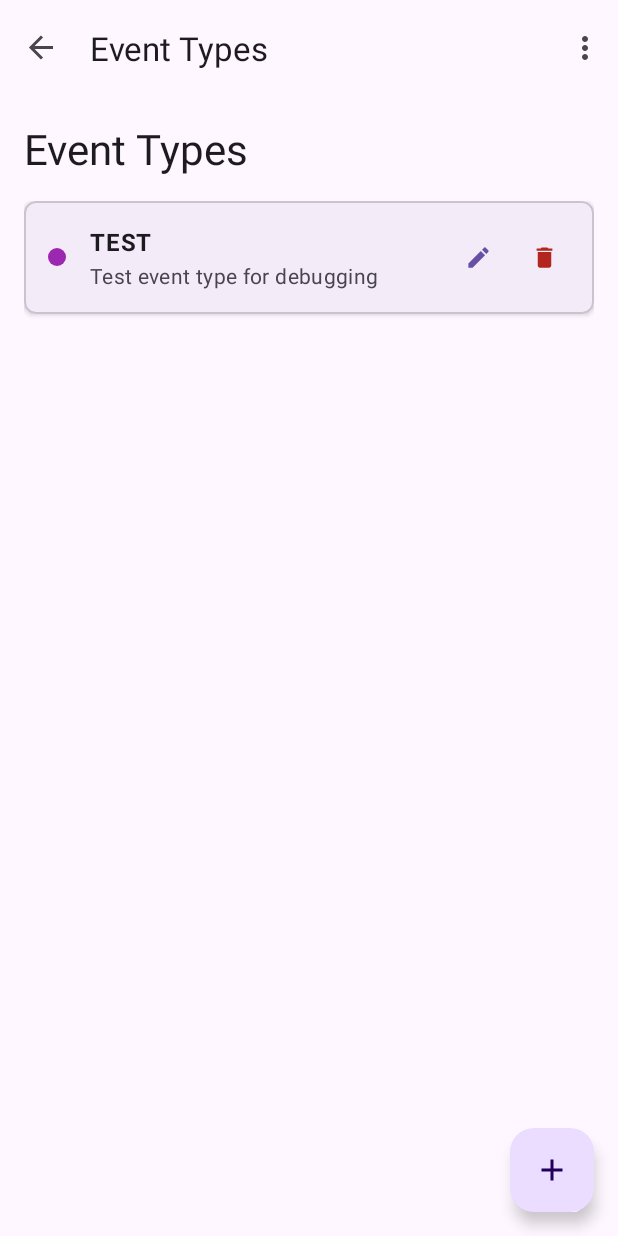
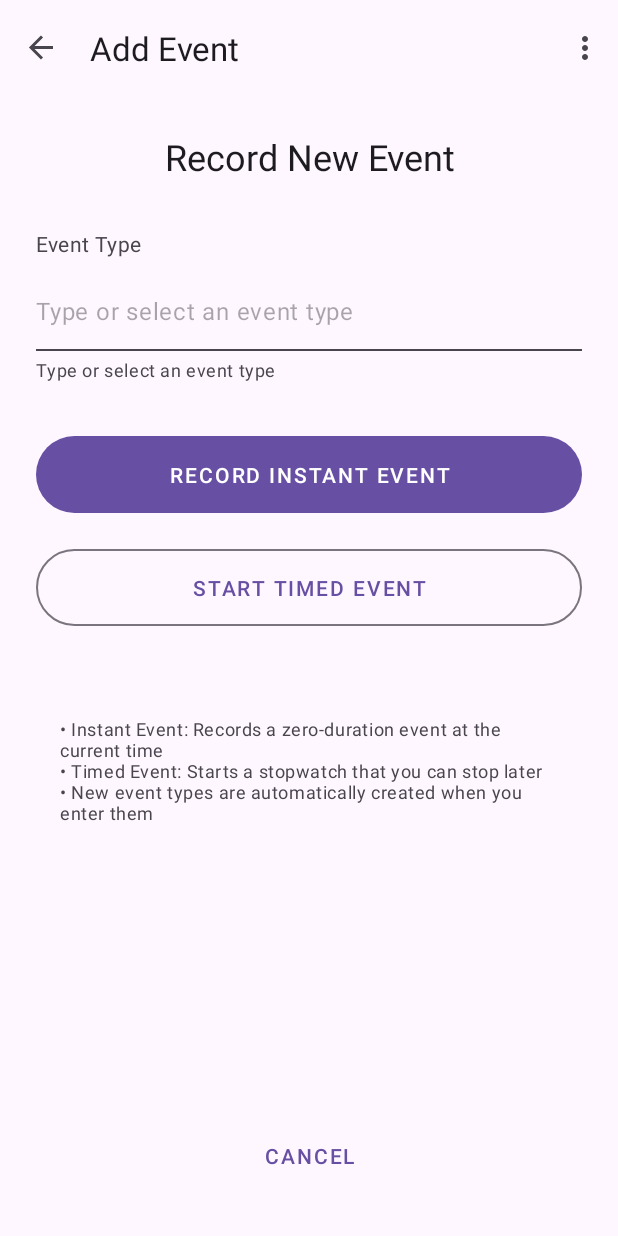
Before and after one commit to tjcelaya/scribcal-android, an Android app: the screen it shows after launch (MainActivity), after a tap on "Add Event Type", on a phone screen of 412 x 824 dp. Run offline under Robolectric (Android 15) with nearby library versions, the phone set to English and light mode, and no system bars; our stand-ins replace Room's generated code, navigation-ui; libraries missing offline, so code that uses them is left out: com.google.api.client, com.google.api.services.

Commit message:
event creation with freeform name field plus dropdown

```diff
--- a/app/src/main/java/com/tjcelaya/scribcal/data/EventRepository.kt
+++ b/app/src/main/java/com/tjcelaya/scribcal/data/EventRepository.kt
@@ -242,7 +242,7 @@ class EventRepository(
         // For now, do nothing
     }
 
-    private suspend fun syncEventToCalendar(eventId: Long, calendarRepository: CalendarRepository) = withContext(Dispatchers.IO) {
+    suspend fun syncEventToCalendar(eventId: Long, calendarRepository: CalendarRepository) = withContext(Dispatchers.IO) {
         try {
             val event = eventDao.getEventById(eventId)
             val eventType = event?.let { eventTypeDao.getEventTypeById(it.eventTypeId) }
--- /dev/null
+++ b/app/src/main/java/com/tjcelaya/scribcal/ui/events/AddEventFragment.kt
@@ -0,0 +1,169 @@
+package com.tjcelaya.scribcal.ui.events
+
+import android.os.Bundle
+import android.text.Editable
+import android.text.TextWatcher
+import android.view.LayoutInflater
+import android.view.View
+import android.view.ViewGroup
+import android.widget.ArrayAdapter
+import android.widget.AutoCompleteTextView
+import android.widget.Toast
+import androidx.fragment.app.Fragment
+import androidx.lifecycle.ViewModelProvider
+import androidx.lifecycle.lifecycleScope
+import androidx.navigation.fragment.findNavController
+import com.tjcelaya.scribcal.R
+import com.tjcelaya.scribcal.ScribCalApplication
+import com.tjcelaya.scribcal.data.database.EventType
+import com.tjcelaya.scribcal.databinding.FragmentAddEventBinding
+import kotlinx.coroutines.launch
+
+class AddEventFragment : Fragment() {
+
+    private var _binding: FragmentAddEventBinding? = null
+    private val binding get() = _binding!!
+
+    private lateinit var viewModel: AddEventViewModel
+    private lateinit var autocompleteAdapter: EventTypeAutocompleteAdapter
+    private var eventTypes: List<EventType> = emptyList()
+
+    override fun onCreateView(
+        inflater: LayoutInflater,
+        container: ViewGroup?,
+        savedInstanceState: Bundle?
+    ): View {
+        _binding = FragmentAddEventBinding.inflate(inflater, container, false)
+        return binding.root
+    }
+
+    override fun onViewCreated(view: View, savedInstanceState: Bundle?) {
+        super.onViewCreated(view, savedInstanceState)
+
+        setupViewModel()
+        setupAutoCompleteTextView()
+        setupClickListeners()
+        observeViewModel()
+    }
+
+    private fun setupViewModel() {
+        val app = requireActivity().application as ScribCalApplication
+        val eventRepository = app.eventRepository
+        val calendarRepository = app.calendarRepository
+
+        val factory = AddEventViewModelFactory(eventRepository, calendarRepository)
+        viewModel = ViewModelProvider(this, factory)[AddEventViewModel::class.java]
+    }
+
+    private fun setupAutoCompleteTextView() {
+        // Initialize custom adapter with colored dots
+        autocompleteAdapter = EventTypeAutocompleteAdapter(
+            requireContext(),
+            emptyList()
+        )
+
+        binding.eventTypeAutoComplete.setAdapter(autocompleteAdapter)
+        binding.eventTypeAutoComplete.threshold = 0 // Show all suggestions immediately
+
+        // Show dropdown when user taps the field
+        binding.eventTypeAutoComplete.setOnFocusChangeListener { _, hasFocus ->
+            if (hasFocus) {
+                binding.eventTypeAutoComplete.showDropDown()
+            }
+        }
+
+        // Also show dropdown when user taps the field
+        binding.eventTypeAutoComplete.setOnClickListener {
+            binding.eventTypeAutoComplete.showDropDown()
+        }
+
+        // Handle selection from dropdown
+        binding.eventTypeAutoComplete.setOnItemClickListener { _, _, position, _ ->
+            val selectedEventType = autocompleteAdapter.getItem(position)
+            binding.eventTypeAutoComplete.setText(selectedEventType.name)
+        }
+    }
+
+    private fun setupClickListeners() {
+        binding.recordInstantEventButton.setOnClickListener {
+            recordEvent(isInstant = true)
+        }
+
+        binding.startTimedEventButton.setOnClickListener {
+            recordEvent(isInstant = false)
+        }
+
+        binding.cancelButton.setOnClickListener {
+            findNavController().navigateUp()
+        }
+    }
+
+    private fun observeViewModel() {
+        // Observe available event types for autocomplete
+        viewModel.eventTypes.observe(viewLifecycleOwner) { types ->
+            eventTypes = types
+            autocompleteAdapter.updateEventTypes(types)
+        }
+
+        // Observe messages
+        viewModel.message.observe(viewLifecycleOwner) { message ->
+            if (message != null) {
+                Toast.makeText(requireContext(), message, Toast.LENGTH_LONG).show()
+                viewModel.clearMessage()
+            }
+        }
+
+        // Observe navigation events
+        viewModel.navigateBack.observe(viewLifecycleOwner) { shouldNavigate ->
+            if (shouldNavigate) {
+                findNavController().navigateUp()
+                viewModel.onNavigatedBack()
+            }
+        }
+    }
+
+
+    private fun recordEvent(isInstant: Boolean) {
+        val eventTypeName = binding.eventTypeAutoComplete.text.toString().trim()
+
+        if (eventTypeName.isEmpty()) {
+            Toast.makeText(requireContext(), "Please enter an event type", Toast.LENGTH_SHORT).show()
+            return
+        }
+
+        // Show loading state
+        setLoadingState(true)
+
+        lifecycleScope.launch {
+            try {
+                if (isInstant) {
+                    viewModel.recordInstantEvent(eventTypeName)
+                } else {
+                    viewModel.startTimedEvent(eventTypeName)
+                }
+            } catch (e: Exception) {
+                Toast.makeText(requireContext(), "Error: ${e.message}", Toast.LENGTH_LONG).show()
+                setLoadingState(false)
+            }
+        }
+    }
+
+    private fun setLoadingState(loading: Boolean) {
+        binding.recordInstantEventButton.isEnabled = !loading
+        binding.startTimedEventButton.isEnabled = !loading
+        binding.eventTypeAutoComplete.isEnabled = !loading
+
+        if (loading) {
+            binding.recordInstantEventButton.text = "Recording..."
+            binding.startTimedEventButton.text = "Starting..."
+        } else {
+            binding.recordInstantEventButton.text = "Record Instant Event"
+            binding.startTimedEventButton.text = "Start Timed Event"
+        }
+    }
+
+    override fun onDestroyView() {
+        super.onDestroyView()
+        _binding = null
+    }
+}
--- /dev/null
+++ b/app/src/main/java/com/tjcelaya/scribcal/ui/events/AddEventViewModel.kt
@@ -0,0 +1,114 @@
+package com.tjcelaya.scribcal.ui.events
+
+import android.util.Log
+import androidx.lifecycle.LiveData
+import androidx.lifecycle.MutableLiveData
+import androidx.lifecycle.ViewModel
+import androidx.lifecycle.ViewModelProvider
+import androidx.lifecycle.asLiveData
+import androidx.lifecycle.viewModelScope
+import com.tjcelaya.scribcal.data.CalendarRepository
+import com.tjcelaya.scribcal.data.EventRepository
+import com.tjcelaya.scribcal.data.database.EventType
+import kotlinx.coroutines.launch
+
+class AddEventViewModel(
+    private val eventRepository: EventRepository,
+    private val calendarRepository: CalendarRepository
+) : ViewModel() {
+
+    // LiveData for event types (for autocomplete)
+    val eventTypes: LiveData<List<EventType>> = eventRepository.getAllEventTypes()
+
+    // UI state
+    private val _message = MutableLiveData<String?>()
+    val message: LiveData<String?> = _message
+
+    private val _navigateBack = MutableLiveData<Boolean>()
+    val navigateBack: LiveData<Boolean> = _navigateBack
+
+    fun recordInstantEvent(eventTypeName: String) {
+        viewModelScope.launch {
+            try {
+                val eventTypeId = getOrCreateEventType(eventTypeName)
+                val eventId = eventRepository.createInstantEvent(eventTypeId)
+
+                // Sync to calendar if available
+                try {
+                    if (calendarRepository.isCalendarSetupComplete()) {
+                        eventRepository.syncEventToCalendar(eventId, calendarRepository)
+                    }
+                } catch (e: Exception) {
+                    Log.w("AddEventViewModel", "Failed to sync instant event to calendar", e)
+                    // Don't fail the whole operation if calendar sync fails
+                }
+
+                _message.value = "Instant event recorded successfully"
+                _navigateBack.value = true
+            } catch (e: Exception) {
+                Log.e("AddEventViewModel", "Error recording instant event", e)
+                _message.value = "Error recording event: ${e.message}"
+            }
+        }
+    }
+
+    fun startTimedEvent(eventTypeName: String) {
+        viewModelScope.launch {
+            try {
+                val eventTypeId = getOrCreateEventType(eventTypeName)
+
+                // Check if there's already an ongoing event of this type
+                val existingOngoing = eventRepository.getOngoingEventCountForType(eventTypeId)
+                if (existingOngoing > 0) {
+                    _message.value = "There's already an ongoing event of this type. Please stop it first."
+                    return@launch
+                }
+
+                eventRepository.startTimedEvent(eventTypeId)
+                _message.value = "Timed event started successfully"
+                _navigateBack.value = true
+            } catch (e: Exception) {
+                Log.e("AddEventViewModel", "Error starting timed event", e)
+                _message.value = "Error starting event: ${e.message}"
+            }
+        }
+    }
+
+    private suspend fun getOrCreateEventType(eventTypeName: String): Long {
+        // First, check if an event type with this name already exists
+        val existingEventType = eventTypes.value?.find {
+            it.name.equals(eventTypeName, ignoreCase = true)
+        }
+
+        return if (existingEventType != null) {
+            Log.d("AddEventViewModel", "Using existing event type: ${existingEventType.name}")
+            existingEventType.id
+        } else {
+            // Create a new event type
+            Log.d("AddEventViewModel", "Creating new event type: $eventTypeName")
+            val newEventType = EventType(name = eventTypeName)
+            eventRepository.insertEventType(newEventType)
+        }
+    }
+
+    fun clearMessage() {
+        _message.value = null
+    }
+
+    fun onNavigatedBack() {
+        _navigateBack.value = false
+    }
+}
+
+class AddEventViewModelFactory(
+    private val eventRepository: EventRepository,
+    private val calendarRepository: CalendarRepository
+) : ViewModelProvider.Factory {
+    override fun <T : ViewModel> create(modelClass: Class<T>): T {
+        if (modelClass.isAssignableFrom(AddEventViewModel::class.java)) {
+            @Suppress("UNCHECKED_CAST")
+            return AddEventViewModel(eventRepository, calendarRepository) as T
+        }
+        throw IllegalArgumentException("Unknown ViewModel class")
+    }
+}
--- /dev/null
+++ b/app/src/main/java/com/tjcelaya/scribcal/ui/events/EventTypeAutocompleteAdapter.kt
@@ -0,0 +1,84 @@
+package com.tjcelaya.scribcal.ui.events
+
+import android.content.Context
+import android.view.LayoutInflater
+import android.view.View
+import android.view.ViewGroup
+import android.widget.BaseAdapter
+import android.widget.Filter
+import android.widget.Filterable
+import android.widget.TextView
+import androidx.core.content.ContextCompat
+import com.tjcelaya.scribcal.R
+import com.tjcelaya.scribcal.data.database.EventType
+
+class EventTypeAutocompleteAdapter(
+    private val context: Context,
+    private var eventTypes: List<EventType> = emptyList()
+) : BaseAdapter(), Filterable {
+
+    private var filteredEventTypes: List<EventType> = emptyList()
+    private val inflater: LayoutInflater = LayoutInflater.from(context)
+
+    fun updateEventTypes(newEventTypes: List<EventType>) {
+        eventTypes = newEventTypes
+        filteredEventTypes = newEventTypes
+        notifyDataSetChanged()
+    }
+
+    override fun getCount(): Int = filteredEventTypes.size
+
+    override fun getItem(position: Int): EventType = filteredEventTypes[position]
+
+    override fun getItemId(position: Int): Long = filteredEventTypes[position].id
+
+    override fun getView(position: Int, convertView: View?, parent: ViewGroup?): View {
+        val view = convertView ?: inflater.inflate(R.layout.item_event_type_autocomplete, parent, false)
+
+        val eventType = filteredEventTypes[position]
+
+        val colorIndicator = view.findViewById<View>(R.id.colorIndicator)
+        val eventTypeName = view.findViewById<TextView>(R.id.eventTypeName)
+
+        eventTypeName.text = eventType.name
+
+        // Set color indicator
+        if (eventType.color != null) {
+            colorIndicator.background.setTint(eventType.color)
+        } else {
+            val defaultColor = ContextCompat.getColor(context, R.color.purple_500)
+            colorIndicator.background.setTint(defaultColor)
+        }
+
+        return view
+    }
+
+    override fun getFilter(): Filter {
+        return object : Filter() {
+            override fun performFiltering(constraint: CharSequence?): FilterResults {
+                val filterResults = FilterResults()
+
+                if (constraint.isNullOrEmpty()) {
+                    filteredEventTypes = eventTypes
+                } else {
+                    val query = constraint.toString().lowercase().trim()
+                    filteredEventTypes = eventTypes.filter { eventType ->
+                        eventType.name.lowercase().contains(query)
+                    }
+                }
+
+                filterResults.values = filteredEventTypes
+                filterResults.count = filteredEventTypes.size
+                return filterResults
+            }
+
+            @Suppress("UNCHECKED_CAST")
+            override fun publishResults(constraint: CharSequence?, results: FilterResults?) {
+                if (results?.values != null) {
+                    filteredEventTypes = results.values as List<EventType>
+                    notifyDataSetChanged()
+                }
+            }
+        }
+    }
+}
--- a/app/src/main/java/com/tjcelaya/scribcal/ui/tracking/TrackingFragment.kt
+++ b/app/src/main/java/com/tjcelaya/scribcal/ui/tracking/TrackingFragment.kt
@@ -120,7 +120,7 @@ class TrackingFragment : Fragment() {
 
     private fun setupClickListeners() {
         binding.fab.setOnClickListener {
-            findNavController().navigate(R.id.eventsFragment)
+            findNavController().navigate(R.id.addEventFragment)
         }
 
         binding.manageEventTypesButton.setOnClickListener {
--- /dev/null
+++ b/app/src/main/res/drawable/text_input_underline.xml
@@ -0,0 +1,17 @@
+<?xml version="1.0" encoding="utf-8"?>
+<layer-list xmlns:android="http://schemas.android.com/apk/res/android">
+    <!-- Transparent background -->
+    <item>
+        <shape android:shape="rectangle">
+            <solid android:color="@android:color/transparent" />
+        </shape>
+    </item>
+
+    <!-- Bottom line -->
+    <item android:gravity="bottom">
+        <shape android:shape="rectangle">
+            <size android:height="1dp" />
+            <solid android:color="?attr/colorOnSurfaceVariant" />
+        </shape>
+    </item>
+</layer-list>
--- /dev/null
+++ b/app/src/main/res/drawable/text_input_underline_focused.xml
@@ -0,0 +1,17 @@
+<?xml version="1.0" encoding="utf-8"?>
+<layer-list xmlns:android="http://schemas.android.com/apk/res/android">
+    <!-- Transparent background -->
+    <item>
+        <shape android:shape="rectangle">
+            <solid android:color="@android:color/transparent" />
+        </shape>
+    </item>
+
+    <!-- Bottom line (thicker when focused) -->
+    <item android:gravity="bottom">
+        <shape android:shape="rectangle">
+            <size android:height="2dp" />
+            <solid android:color="?attr/colorPrimary" />
+        </shape>
+    </item>
+</layer-list>
--- /dev/null
+++ b/app/src/main/res/drawable/text_input_underline_selector.xml
@@ -0,0 +1,5 @@
+<?xml version="1.0" encoding="utf-8"?>
+<selector xmlns:android="http://schemas.android.com/apk/res/android">
+    <item android:state_focused="true" android:drawable="@drawable/text_input_underline_focused" />
+    <item android:drawable="@drawable/text_input_underline" />
+</selector>
--- /dev/null
+++ b/app/src/main/res/layout/fragment_add_event.xml
@@ -0,0 +1,112 @@
+<?xml version="1.0" encoding="utf-8"?>
+<LinearLayout xmlns:android="http://schemas.android.com/apk/res/android"
+    xmlns:app="http://schemas.android.com/apk/res-auto"
+    android:layout_width="match_parent"
+    android:layout_height="match_parent"
+    android:orientation="vertical"
+    android:padding="24dp">
+
+    <!-- Header -->
+    <TextView
+        android:layout_width="match_parent"
+        android:layout_height="wrap_content"
+        android:layout_marginBottom="32dp"
+        android:text="Record New Event"
+        android:textAppearance="?attr/textAppearanceHeadline5"
+        android:textAlignment="center" />
+
+    <!-- Event Type Input -->
+    <LinearLayout
+        android:layout_width="match_parent"
+        android:layout_height="wrap_content"
+        android:layout_marginBottom="32dp"
+        android:orientation="vertical">
+
+        <TextView
+            android:layout_width="match_parent"
+            android:layout_height="wrap_content"
+            android:text="Event Type"
+            android:textAppearance="?attr/textAppearanceBodyMedium"
+            android:textColor="?attr/colorOnSurfaceVariant"
+            android:layout_marginBottom="8dp" />
+
+        <AutoCompleteTextView
+            android:id="@+id/eventTypeAutoComplete"
+            android:layout_width="match_parent"
+            android:layout_height="wrap_content"
+            android:inputType="text"
+            android:completionThreshold="1"
+            android:hint="Type or select an event type"
+            android:background="@drawable/text_input_underline_selector"
+            android:paddingTop="16dp"
+            android:paddingBottom="16dp"
+            android:paddingStart="0dp"
+            android:paddingEnd="0dp"
+            android:textAppearance="?attr/textAppearanceBodyLarge" />
+
+        <TextView
+            android:layout_width="match_parent"
+            android:layout_height="wrap_content"
+            android:text="Type or select an event type"
+            android:textAppearance="?attr/textAppearanceCaption"
+            android:textColor="?attr/colorOnSurfaceVariant"
+            android:layout_marginTop="4dp" />
+
+    </LinearLayout>
+
+    <!-- Action Buttons -->
+    <LinearLayout
+        android:layout_width="match_parent"
+        android:layout_height="wrap_content"
+        android:orientation="vertical"
+        android:layout_marginBottom="24dp">
+
+        <Button
+            android:id="@+id/recordInstantEventButton"
+            android:layout_width="match_parent"
+            android:layout_height="wrap_content"
+            android:layout_marginBottom="16dp"
+            android:text="Record Instant Event"
+            android:textAppearance="?attr/textAppearanceButton"
+            android:paddingVertical="16dp"
+            style="@style/Widget.Material3.Button" />
+
+        <Button
+            android:id="@+id/startTimedEventButton"
+            android:layout_width="match_parent"
+            android:layout_height="wrap_content"
+            android:layout_marginBottom="16dp"
+            android:text="Start Timed Event"
+            android:textAppearance="?attr/textAppearanceButton"
+            android:paddingVertical="16dp"
+            style="@style/Widget.Material3.Button.OutlinedButton" />
+
+    </LinearLayout>
+
+    <!-- Help Text -->
+    <TextView
+        android:layout_width="match_parent"
+        android:layout_height="wrap_content"
+        android:layout_marginBottom="24dp"
+        android:text="• Instant Event: Records a zero-duration event at the current time\n• Timed Event: Starts a stopwatch that you can stop later\n• New event types are automatically created when you enter them"
+        android:textAppearance="?attr/textAppearanceCaption"
+        android:textColor="?attr/colorOnSurfaceVariant"
+        android:padding="16dp" />
+
+    <!-- Spacer to push cancel button to bottom -->
+    <View
+        android:layout_width="match_parent"
+        android:layout_height="0dp"
+        android:layout_weight="1" />
+
+    <!-- Cancel Button -->
+    <Button
+        android:id="@+id/cancelButton"
+        android:layout_width="match_parent"
+        android:layout_height="wrap_content"
+        android:text="Cancel"
+        android:textAppearance="?attr/textAppearanceButton"
+        android:paddingVertical="16dp"
+        style="@style/Widget.Material3.Button.TextButton" />
+
+</LinearLayout>
--- a/app/src/main/res/navigation/nav_graph.xml
+++ b/app/src/main/res/navigation/nav_graph.xml
@@ -20,6 +20,9 @@
         <action
             android:id="@+id/action_tracking_to_calendar_setup"
             app:destination="@id/calendarSetupFragment" />
+        <action
+            android:id="@+id/action_tracking_to_add_event"
+            app:destination="@id/addEventFragment" />
     </fragment>
 
     <fragment
@@ -71,4 +74,15 @@
             android:id="@+id/action_calendar_setup_to_tracking"
             app:destination="@id/trackingFragment" />
     </fragment>
+
+    <fragment
+        android:id="@+id/addEventFragment"
+        android:name="com.tjcelaya.scribcal.ui.events.AddEventFragment"
+        android:label="Add Event"
+        tools:layout="@layout/fragment_add_event">
+
+        <action
+            android:id="@+id/action_add_event_to_tracking"
+            app:destination="@id/trackingFragment" />
+    </fragment>
 </navigation>
```
Also changed, not shown: app/src/main/res/layout/item_event_type_autocomplete.xml (added, +33 -0 lines), app/src/main/res/values/themes.xml (line endings or trailing spaces).
